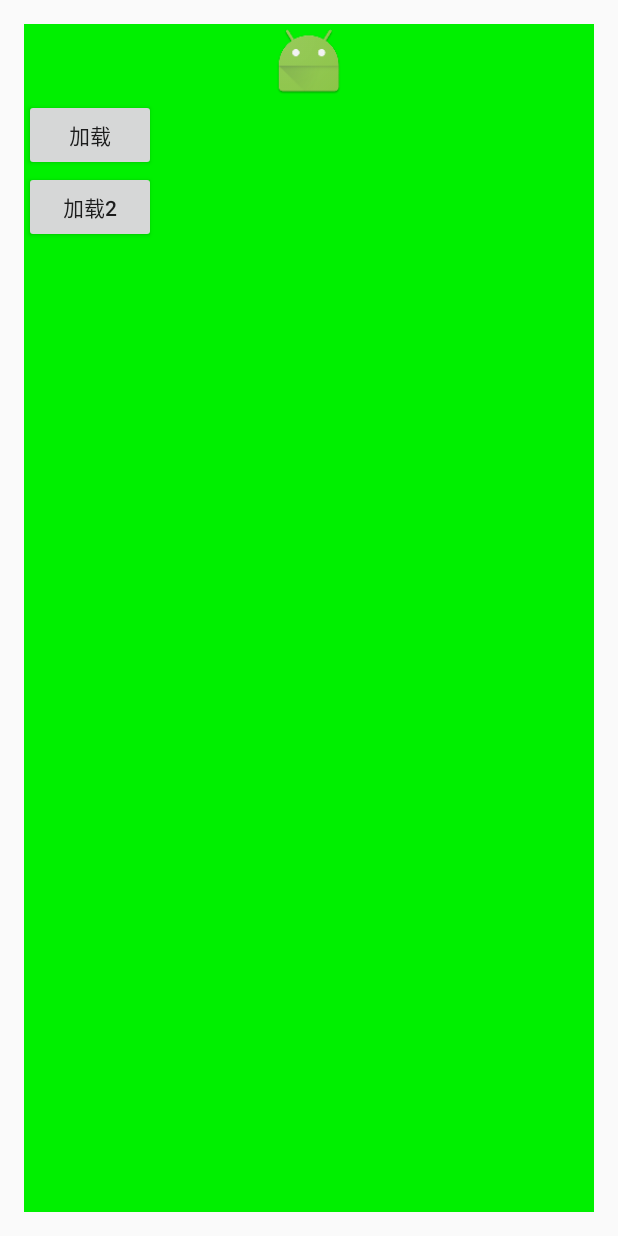
After one commit to ahong222/AndroidTestDemo, an Android app: the fragment VolleyFragment placed in its activity, on a phone screen of 412 x 824 dp. The commit adds this screen. Run offline under Robolectric (Android 15) with nearby library versions, the light colour scheme and no system bars; our stand-ins replace ButterKnife, Volley.

Commit message:
添加Volley

```diff
--- a/app/build.gradle
+++ b/app/build.gradle
@@ -1,5 +1,6 @@
 apply plugin: 'com.android.application'
 apply plugin: 'com.jakewharton.butterknife'
+apply plugin: 'realm-android'
 
 android {
     compileSdkVersion 23
@@ -27,9 +28,7 @@ dependencies {
     compile 'com.android.support:recyclerview-v7:23.1.1'
     compile 'com.android.support:design:22.2.0'
     compile 'com.android.support:cardview-v7:22.2.0'
-
     compile 'com.jakewharton:butterknife:8.5.1'
     annotationProcessor 'com.jakewharton:butterknife-compiler:8.5.1'
-
-//    classpath "io.realm:realm-gradle-plugin:2.0.2"
+    compile 'com.mcxiaoke.volley:library:1.0.19'
 }
--- a/app/src/main/java/com/ifnoif/androidtestdemo/MainActivity.java
+++ b/app/src/main/java/com/ifnoif/androidtestdemo/MainActivity.java
@@ -43,6 +43,7 @@ public class MainActivity extends AppCompatActivity {
         mTestList.add(new ItemData("共享动画", MainShare.class));
         mTestList.add(new ItemData("插件加载", LoadClassDemo.class));
         mTestList.add(new ItemData("Realm数据库", RealmFragment.class));
+        mTestList.add(new ItemData("Volley", VolleyFragment.class));
     }
 
     private void initListView() {
--- /dev/null
+++ b/app/src/main/java/com/ifnoif/androidtestdemo/VolleyFragment.java
@@ -0,0 +1,112 @@
+package com.ifnoif.androidtestdemo;
+
+import android.media.Image;
+import android.os.Bundle;
+import android.support.annotation.Nullable;
+import android.support.v7.widget.RecyclerView;
+import android.util.Log;
+import android.view.LayoutInflater;
+import android.view.View;
+import android.view.ViewGroup;
+import android.widget.Button;
+import android.widget.ImageView;
+
+import com.android.volley.VolleyError;
+import com.android.volley.toolbox.ImageLoader;
+
+import butterknife.BindView;
+import butterknife.ButterKnife;
+import butterknife.OnClick;
+
+/**
+ * Created by apple on 17-2-20.
+ */
+
+public class VolleyFragment extends BaseFragment {
+
+    @BindView(R.id.image_view)
+    ImageView mImageView;
+
+    @BindView(R.id.load)
+    Button mLoad;
+
+    @BindView(R.id.load2)
+    Button mLoad2;
+
+    private String url = "http://bpic.588ku.com/element_origin_pic/16/08/22/07e5f03085b48eebb42c24fb090fc258.png?_upd=true";
+
+    @Nullable
+    @Override
+    public View onCreateView(LayoutInflater inflater, @Nullable ViewGroup container, @Nullable Bundle savedInstanceState) {
+        View view = inflater.inflate(R.layout.volley_layout, container, false);
+
+        ButterKnife.bind(this, view);
+        mImageView = (ImageView)view.findViewById(R.id.image_view);
+        mLoad = (Button)view.findViewById(R.id.load);
+        mLoad2 = (Button)view.findViewById(R.id.load2);
+
+        init();
+
+        mImageView.setImageResource(R.mipmap.ic_launcher);
+        return view;
+    }
+
+    private void init(){
+        mLoad.setOnClickListener(new View.OnClickListener() {
+            @Override
+            public void onClick(View view) {
+                clickLoad(view);
+            }
+        });
+        mLoad2.setOnClickListener(new View.OnClickListener() {
+            @Override
+            public void onClick(View view) {
+                clickLoad2(view);
+            }
+        });
+    }
+
+    @OnClick(R.id.load)
+    public void clickLoad(View view) {
+        ImageLoader imageLoader = VolleyManager.getInstance().getImageLoader();
+        imageLoader.get(url, new ImageLoader.ImageListener() {
+            @Override
+            public void onResponse(ImageLoader.ImageContainer response, boolean isImmediate) {
+                Log.d("volley", "onResponse");
+                if (response.getBitmap() != null) {
+                    mImageView.setImageBitmap(response.getBitmap());
+                }
+            }
+
+            @Override
+            public void onErrorResponse(VolleyError error) {
+                Log.d("volley", "onErrorResponse");
+            }
+        }, 0, 0, ImageView.ScaleType.CENTER);
+    }
+
+    @OnClick(R.id.load2)
+    public void clickLoad2(View view) {
+        ImageLoader imageLoader = VolleyManager.getInstance().getImageLoader();
+
+        imageLoader.get(url, new ImageLoader.ImageListener() {
+            @Override
+            public void onResponse(ImageLoader.ImageContainer response, boolean isImmediate) {
+                Log.d("volley", "onResponse2");
+                if (response.getBitmap() != null) {
+                    mImageView.setImageBitmap(response.getBitmap());
+                }
+            }
+
+            @Override
+            public void onErrorResponse(VolleyError error) {
+                Log.d("volley", "onErrorResponse 2");
+            }
+        }, 200, 200, ImageView.ScaleType.CENTER);
+    }
+
+    @Override
+    public void onDestroy() {
+        super.onDestroy();
+    }
+}
--- /dev/null
+++ b/app/src/main/res/layout/volley_layout.xml
@@ -0,0 +1,20 @@
+<?xml version="1.0" encoding="utf-8"?>
+<LinearLayout xmlns:android="http://schemas.android.com/apk/res/android"
+    android:orientation="vertical" android:layout_width="match_parent"
+    android:layout_height="match_parent"
+    android:background="#00f000">
+    <ImageView
+        android:id="@+id/image_view"
+        android:layout_width="match_parent"
+        android:layout_height="50dp" />
+    <Button
+        android:layout_width="wrap_content"
+        android:layout_height="wrap_content"
+        android:id="@+id/load"
+        android:text="加载"/>
+    <Button
+        android:layout_width="wrap_content"
+        android:layout_height="wrap_content"
+        android:id="@+id/load2"
+        android:text="加载2"/>
+</LinearLayout>
--- a/build.gradle
+++ b/build.gradle
@@ -8,6 +8,8 @@ buildscript {
         classpath 'com.android.tools.build:gradle:2.2.2'
 
         classpath 'com.jakewharton:butterknife-gradle-plugin:8.5.1'
+
+        classpath "io.realm:realm-gradle-plugin:2.0.2"
 
         // NOTE: Do not place your application dependencies here; they belong
         // in the individual module build.gradle files
```
Also changed, not shown: app/src/main/java/com/ifnoif/androidtestdemo/ORM/DBInfo.java (added, +12 -0 lines), app/src/main/java/com/ifnoif/androidtestdemo/ORM/RealmFragment.java (+72 -7 lines), app/src/main/java/com/ifnoif/androidtestdemo/VolleyManager.java (added, +52 -0 lines), gradle/wrapper/gradle-wrapper.properties.
